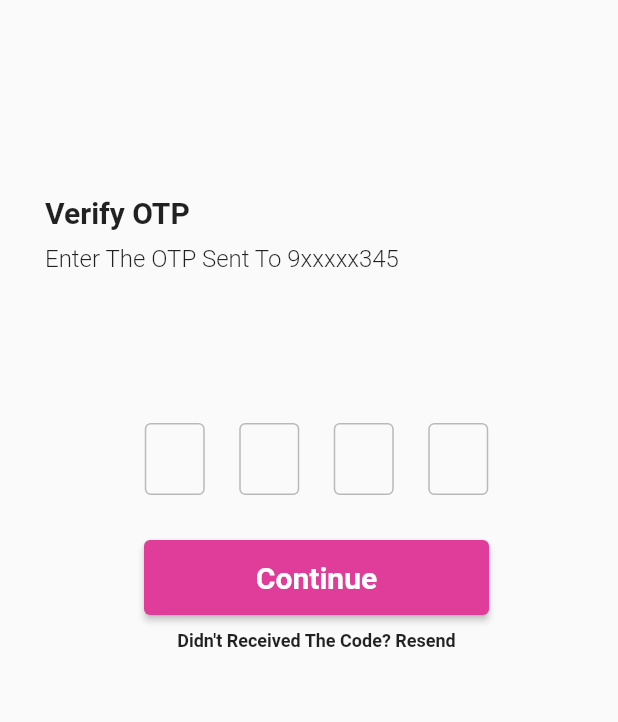
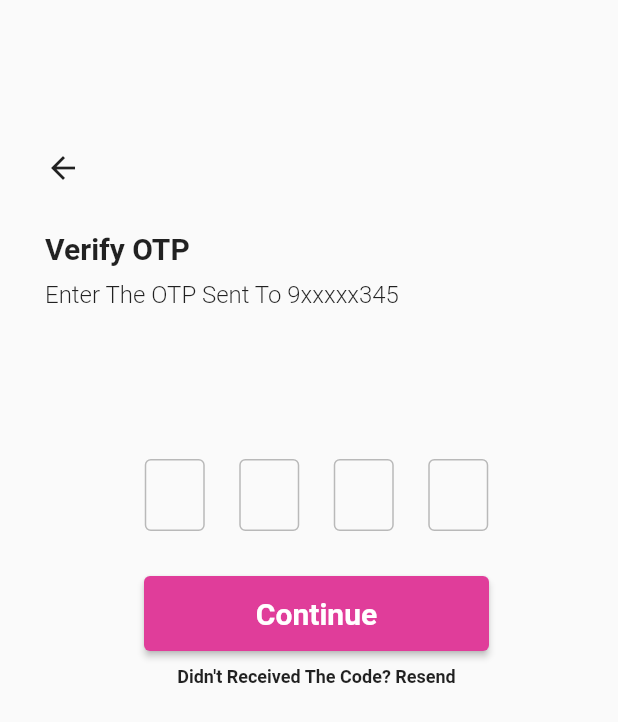
Before and after one commit to mayurp58/doozy_retailer, a Flutter app: the Otpview screen opened directly, on a phone screen of 412 x 824 dp. Shown: the top 722 px of the screen. Run offline on Flutter 3.47's test engine with Material 2 defaults, Android fonts, the phone set to English and light mode, and no system bars; drawn by our look-alikes of otp_text_field; our stand-ins replace google_fonts, hexcolor.

```diff
--- a/lib/otpview.dart
+++ b/lib/otpview.dart
@@ -1,9 +1,12 @@
+import 'package:doozy_retailer/create_profile.dart';
+import 'package:doozy_retailer/login.dart';
 import 'package:flutter/material.dart';
 import 'package:hexcolor/hexcolor.dart';
 import 'package:doozy_retailer/globalvar.dart' as globals;
 import 'package:google_fonts/google_fonts.dart';
 import 'package:otp_text_field/otp_field.dart';
 import 'package:otp_text_field/style.dart';
+
 class Otpview extends StatefulWidget {
   const Otpview({Key? key}) : super(key: key);
 
@@ -19,11 +22,42 @@ class _OtpviewState extends State<Otpview> {
         margin: EdgeInsets.fromLTRB(30, 100, 20, 0),
         child: Column(
           children: [
-            SizedBox(height: 30,),
-            Align(alignment: Alignment.centerLeft, child: Text("Verify OTP",style: GoogleFonts.roboto(fontSize: 20,fontWeight: FontWeight.w700),textAlign: TextAlign.left,)),
-            SizedBox(height: 10,),
-            Align(alignment: Alignment.centerLeft, child:Text("Enter The OTP Sent To 9xxxxx345",style: GoogleFonts.roboto(fontSize: 16,fontWeight: FontWeight.w300),textAlign: TextAlign.left,)),
-            SizedBox(height: 100,),
+            InkWell(
+              onTap: (){
+                Navigator.pop(context);
+                Navigator.push(
+                  context,
+                  MaterialPageRoute(builder: (context) => Loginpage()),
+                );
+              },
+                child: Align(
+                    alignment: Alignment.centerLeft,
+                    child: Icon(Icons.arrow_back))),
+            SizedBox(
+              height: 30,
+            ),
+            Align(
+                alignment: Alignment.centerLeft,
+                child: Text(
+                  "Verify OTP",
+                  style: GoogleFonts.roboto(
+                      fontSize: 20, fontWeight: FontWeight.w700),
+                  textAlign: TextAlign.left,
+                )),
+            SizedBox(
+              height: 10,
+            ),
+            Align(
+                alignment: Alignment.centerLeft,
+                child: Text(
+                  "Enter The OTP Sent To 9xxxxx345",
+                  style: GoogleFonts.roboto(
+                      fontSize: 16, fontWeight: FontWeight.w300),
+                  textAlign: TextAlign.left,
+                )),
+            SizedBox(
+              height: 100,
+            ),
             Center(
               child: OTPTextField(
                   //controller: otpController2,
@@ -35,7 +69,8 @@ class _OtpviewState extends State<Otpview> {
                   keyboardType: TextInputType.number,
                   fieldStyle: FieldStyle.box,
                   outlineBorderRadius: 4,
-                  style: GoogleFonts.roboto(fontSize: 20,fontWeight: FontWeight.w700),
+                  style: GoogleFonts.roboto(
+                      fontSize: 20, fontWeight: FontWeight.w700),
                   onChanged: (pin) {
                     print("Changed: " + pin);
                   },
@@ -43,14 +78,14 @@ class _OtpviewState extends State<Otpview> {
                     print("Completed: " + pin);
                   }),
             ),
-
-            SizedBox(height: 30,),
+            SizedBox(
+              height: 30,
+            ),
             ElevatedButton(
-
               style: ButtonStyle(
                   minimumSize: MaterialStateProperty.all(Size(230, 50)),
-                  backgroundColor: MaterialStateProperty.all(HexColor(globals.color_pink))
-              ),
+                  backgroundColor:
+                      MaterialStateProperty.all(HexColor(globals.color_pink))),
               child: Padding(
                 padding: EdgeInsets.fromLTRB(30, 10, 30, 10),
                 child: Text(
@@ -65,12 +100,21 @@ class _OtpviewState extends State<Otpview> {
                 Navigator.pop(context);
                 Navigator.push(
                   context,
-                  MaterialPageRoute(builder: (context) => Otpview()),
+                  MaterialPageRoute(builder: (context) => CreateProfile()),
                 );
               },
             ),
-            SizedBox(height: 10,),
-            Align(alignment: Alignment.center, child:Text("Didn't Received The Code? Resend",style: GoogleFonts.roboto(fontSize: 12,fontWeight: FontWeight.w700),textAlign: TextAlign.left,)),
+            SizedBox(
+              height: 10,
+            ),
+            Align(
+                alignment: Alignment.center,
+                child: Text(
+                  "Didn't Received The Code? Resend",
+                  style: GoogleFonts.roboto(
+                      fontSize: 12, fontWeight: FontWeight.w700),
+                  textAlign: TextAlign.left,
+                )),
           ],
         ),
       ),
```
Also changed, not shown: lib/common/designs.dart (added, +20 -0 lines), lib/create_profile.dart (added, +141 -0 lines), lib/common/api_service.dart (renamed from lib/api_service.dart).
